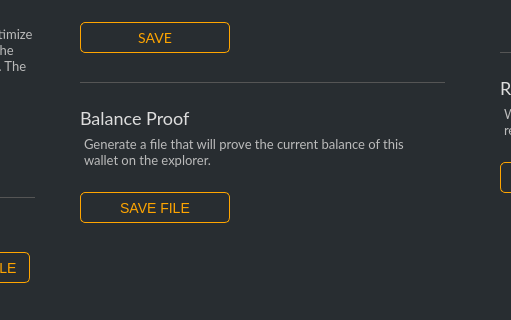
ConcealNetwork/conceal-desktop, file src/gui/ui/bankingframe2.ui: the form before one commit; both pictures show x 360 to 871 and y 380 to 700 of the 1270 by 700 pixel window.
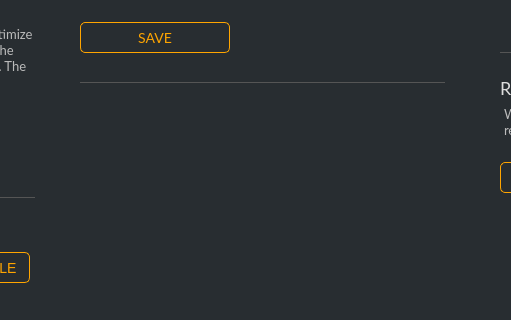
The form after the commit. Icons and pictures are not drawn.

Commit message: Remove balance proof

```diff
--- a/src/gui/ui/bankingframe2.ui
+++ b/src/gui/ui/bankingframe2.ui
@@ -1232,94 +1232,6 @@
          <string>SAVE</string>
         </property>
        </widget>
-       <widget class="QTextBrowser" name="textBrowser_5">
-        <property name="geometry">
-         <rect>
-          <x>420</x>
-          <y>390</y>
-          <width>351</width>
-          <height>51</height>
-         </rect>
-        </property>
-        <property name="font">
-         <font>
-          <family>Lato</family>
-          <pointsize>-1</pointsize>
-         </font>
-        </property>
-        <property name="styleSheet">
-         <string notr="true">color: #bbb; border-right: 0px; font-size: 14px; font-family: 'Lato';</string>
-        </property>
-        <property name="html">
-         <string>&lt;!DOCTYPE HTML PUBLIC &quot;-//W3C//DTD HTML 4.0//EN&quot; &quot;http://www.w3.org/TR/REC-html40/strict.dtd&quot;&gt;
-&lt;html&gt;&lt;head&gt;&lt;meta name=&quot;qrichtext&quot; content=&quot;1&quot; /&gt;&lt;style type=&quot;text/css&quot;&gt;
-p, li { white-space: pre-wrap; }
-&lt;/style&gt;&lt;/head&gt;&lt;body style=&quot; font-family:'Lato'; font-size:14px; font-weight:400; font-style:normal;&quot;&gt;
-&lt;p style=&quot; margin-top:0px; margin-bottom:0px; margin-left:0px; margin-right:0px; -qt-block-indent:0; text-indent:0px;&quot;&gt;&lt;span style=&quot; font-size:13px;&quot;&gt;Generate a file that will prove the current balance of this wallet on the explorer.&lt;/span&gt;&lt;/p&gt;&lt;/body&gt;&lt;/html&gt;</string>
-        </property>
-       </widget>
-       <widget class="QPushButton" name="m_bpButton">
-        <property name="geometry">
-         <rect>
-          <x>420</x>
-          <y>450</y>
-          <width>150</width>
-          <height>31</height>
-         </rect>
-        </property>
-        <property name="minimumSize">
-         <size>
-          <width>150</width>
-          <height>31</height>
-         </size>
-        </property>
-        <property name="maximumSize">
-         <size>
-          <width>150</width>
-          <height>31</height>
-         </size>
-        </property>
-        <property name="font">
-         <font>
-          <pointsize>-1</pointsize>
-         </font>
-        </property>
-        <property name="styleSheet">
-         <string notr="true">QPushButton#m_bpButton {color: orange;border: 1px solid orange; font-size: 14px; border-radius: 5px;}
-
-QPushButton#m_bpButton:hover {color: #FFD700; border: 1px solid orange; font-size: 14px; border-radius: 5px;}</string>
-        </property>
-        <property name="text">
-         <string>SAVE FILE</string>
-        </property>
-       </widget>
-       <widget class="QLabel" name="label_10">
-        <property name="geometry">
-         <rect>
-          <x>420</x>
-          <y>360</y>
-          <width>311</width>
-          <height>31</height>
-         </rect>
-        </property>
-        <property name="font">
-         <font>
-          <family>Lato</family>
-          <pointsize>-1</pointsize>
-         </font>
-        </property>
-        <property name="styleSheet">
-         <string notr="true">color: #ddd; 
-font-size: 18px;
-font-family: 'Lato'; border: 0px;</string>
-        </property>
-        <property name="text">
-         <string>Balance Proof</string>
-        </property>
-        <property name="alignment">
-         <set>Qt::AlignLeading|Qt::AlignLeft|Qt::AlignVCenter</set>
-        </property>
-       </widget>
        <widget class="Line" name="line_6">
         <property name="geometry">
          <rect>
```
Left out of the diff: 18 changed lines with no effect on the pictures. The commit also changes 4 other files.
